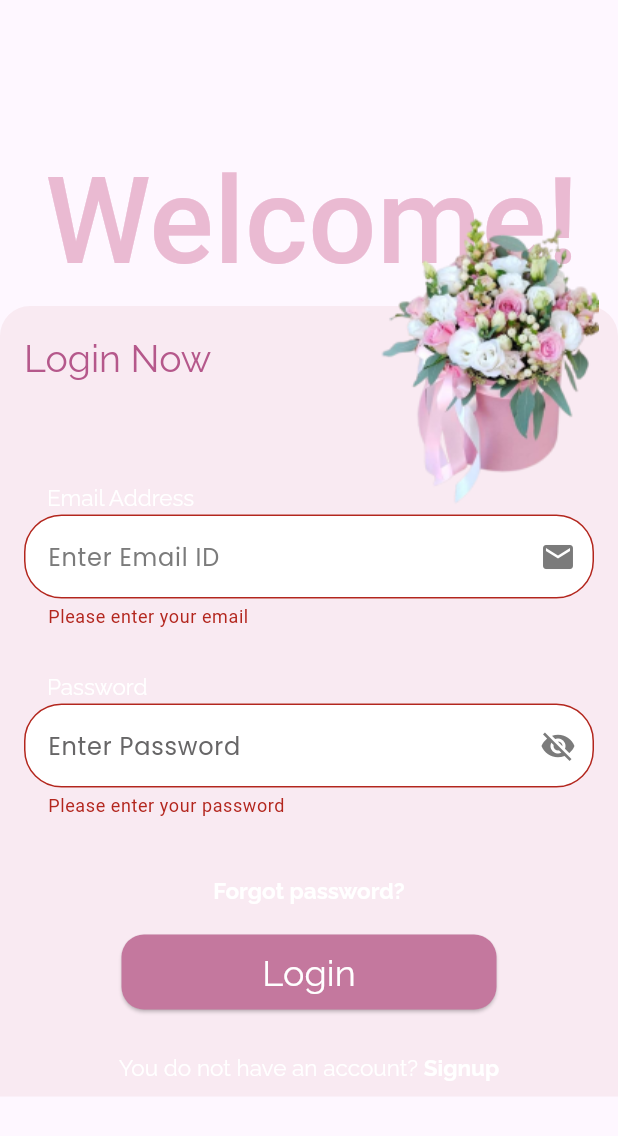
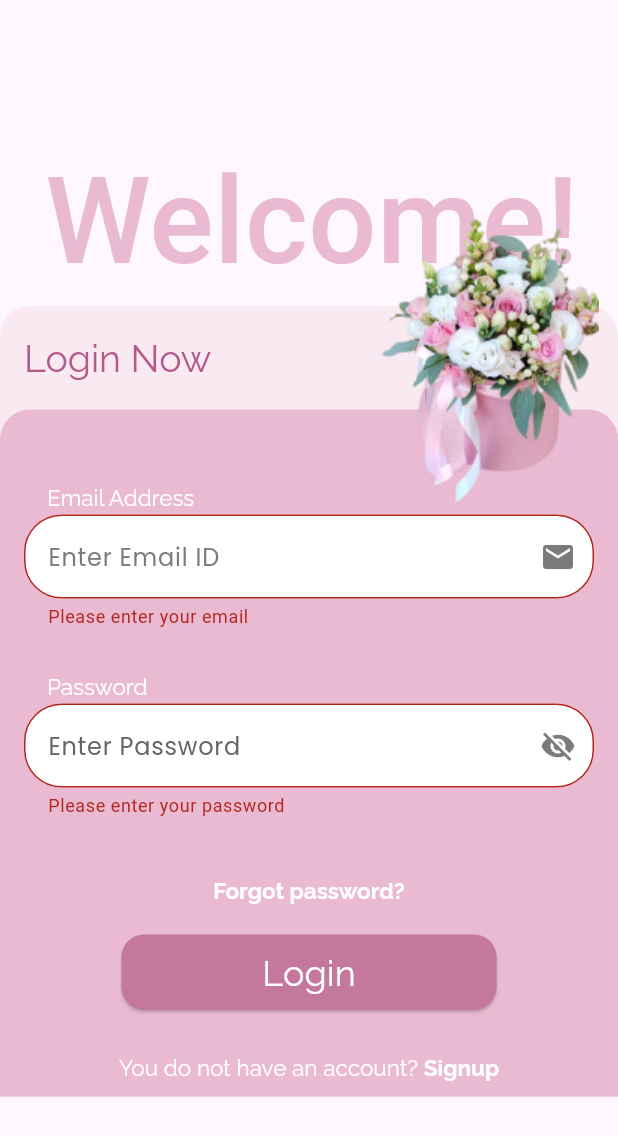
Before and after one commit to SelmaKhelili/wdding_organize_backend, a Flutter app: the Login screen opened by its route, after a tap on "Login", on a phone screen of 412 x 824 dp. Shown: the top 1136 px of the screen. Run offline on Flutter 3.47's test engine with Material 3 defaults, Android fonts, the phone set to English and light mode, and no system bars; our stand-ins replace google_fonts, shared_preferences, smooth_page_indicator, sqflite; accounts and stored records are empty; Roboto replaces fonts that are missing (Jomhuria).

Commit message:
Update login.dart

```diff
--- a/lib/presentation/views/screens/auth/login.dart
+++ b/lib/presentation/views/screens/auth/login.dart
@@ -1,12 +1,14 @@
 import 'package:flutter/material.dart';
 import 'package:google_fonts/google_fonts.dart';
+import 'package:shared_preferences/shared_preferences.dart';
 import 'package:zefeffete/data/datasources/account_ds.dart';
 import 'package:zefeffete/data/repositories/account_rep_impl.dart';
+import 'package:zefeffete/data_to_be_deleted/users.dart';
 import 'package:zefeffete/domain/usecases/login_toaccount_usecase.dart';
 import 'package:zefeffete/presentation/controllers/login_to_account_controller.dart';
 import 'package:zefeffete/presentation/views/screens/auth/signup.dart';
+import 'package:zefeffete/presentation/views/screens/profile/profile.dart';
 import 'package:zefeffete/presentation/views/screens/auth/changepassword.dart';
-import 'package:zefeffete/presentation/views/screens/profile/profile.dart';
 
 class Login extends StatefulWidget {
   static const String pageroute = '/login';
@@ -19,17 +21,16 @@ class Login extends StatefulWidget {
 
 class _LoginState extends State<Login> {
   final TextEditingController _loginemailController = TextEditingController();
-  final TextEditingController _loginpasswordController = TextEditingController();
+  final TextEditingController _loginpasswordController =
+  TextEditingController();
   final GlobalKey<FormState> _loginformkey = GlobalKey<FormState>();
   bool isObscurelogin = true;
   bool _isLoading = false;
-
   late final LoginController _loginController;
 
 @override
   void initState() {
     super.initState();
-
     // Initialize the controller with the use case
     final accountRepository = AccountRepositoryImpl(AccountDataSource());
     final loginUseCase = LoginUseCase(accountRepository);
@@ -61,7 +62,6 @@ class _LoginState extends State<Login> {
       }
     }
   }
-
   // Function to show an error dialog
   void _showErrorDialog(String message) {
     showDialog(
@@ -103,10 +103,13 @@ class _LoginState extends State<Login> {
                   ),
                 ),
               ),
+
+              // New container including Login Now and the form
               Container(
                 width: double.infinity,
                 decoration: const BoxDecoration(
-                    color: Color.fromARGB(255, 249, 234, 242),
+                  color: Color.fromARGB(
+                      255, 249, 234, 242), // Light pink background
                   borderRadius: BorderRadius.only(
                     topLeft: Radius.circular(20),
                     topRight: Radius.circular(20),
@@ -132,8 +135,18 @@ class _LoginState extends State<Login> {
                         ),
                       ),
                       const SizedBox(height: 20),
+                      // Form container
                       Form(
                         key: _loginformkey,
+                        child: Container(
+                          decoration: const BoxDecoration(
+                            color: Color.fromARGB(
+                                255, 234, 186, 210), // Background color
+                            borderRadius: BorderRadius.only(
+                              topLeft: Radius.circular(20),
+                              topRight: Radius.circular(20),
+                            ),
+                          ),
                           child: Padding(
                             padding: const EdgeInsets.only(left: 16, right: 16),
                             child: Column(
@@ -148,8 +161,12 @@ class _LoginState extends State<Login> {
                                     if (email == null || email.isEmpty) {
                                       return 'Please enter your email';
                                     }
-                                    if (!email.contains('@') || !email.contains('.')) {
+                                    if (!email.contains('@') ||
+                                        !email.contains('.')) {
                                       return 'Please enter a valid email';
+                                    }
+                                    if (!users.containsKey(email)) {
+                                      return 'This email is not registered';
                                     }
                                     return null;
                                   },
@@ -158,13 +175,16 @@ class _LoginState extends State<Login> {
                                       borderRadius: BorderRadius.circular(25.0),
                                     ),
                                     hintText: 'Enter Email ID',
-                                    hintStyle: GoogleFonts.poppins(color: const Color.fromARGB(255, 123, 123, 123)),
+                                    hintStyle: GoogleFonts.poppins(
+                                        color: const Color.fromARGB(
+                                            255, 123, 123, 123)),
                                     filled: true,
                                     fillColor: Colors.white,
                                     focusedBorder: OutlineInputBorder(
                                       borderRadius: BorderRadius.circular(25.0),
                                       borderSide: const BorderSide(
-                                        color: Color.fromARGB(255, 181, 88, 139),
+                                        color:
+                                            Color.fromARGB(255, 181, 88, 139),
                                         width: 2.0,
                                       ),
                                     ),
@@ -175,6 +195,7 @@ class _LoginState extends State<Login> {
                                   ),
                                 ),
                                 const SizedBox(height: 30),
+                                // Password input
                                 const Text('    Password'),
                                 const SizedBox(height: 2),
                                 TextFormField(
@@ -184,6 +205,14 @@ class _LoginState extends State<Login> {
                                     if (password == null || password.isEmpty) {
                                       return 'Please enter your password';
                                     }
+                                    if (users.containsKey(
+                                        _loginemailController.text)) {
+                                      if (users[_loginemailController.text]
+                                              ?['password'] !=
+                                          password) {
+                                        return 'Incorrect password';
+                                      }
+                                    }
                                     return null;
                                   },
                                   decoration: InputDecoration(
@@ -191,20 +220,26 @@ class _LoginState extends State<Login> {
                                       borderRadius: BorderRadius.circular(25.0),
                                     ),
                                     hintText: 'Enter Password',
-                                    hintStyle: GoogleFonts.poppins(color: const Color.fromARGB(255, 103, 102, 103)),
+                                    hintStyle: GoogleFonts.poppins(
+                                        color: const Color.fromARGB(
+                                            255, 103, 102, 103)),
                                     filled: true,
                                     fillColor: Colors.white,
                                     focusedBorder: OutlineInputBorder(
                                       borderRadius: BorderRadius.circular(25.0),
                                       borderSide: const BorderSide(
-                                        color: Color.fromARGB(255, 181, 88, 139),
+                                        color:
+                                            Color.fromARGB(255, 181, 88, 139),
                                         width: 2.0,
                                       ),
                                     ),
                                     suffixIcon: IconButton(
                                       icon: Icon(
-                                        isObscurelogin ? Icons.visibility_off : Icons.visibility,
-                                        color: const Color.fromARGB(255, 123, 123, 123),
+                                        isObscurelogin
+                                            ? Icons.visibility_off
+                                            : Icons.visibility,
+                                        color: const Color.fromARGB(
+                                            255, 123, 123, 123),
                                       ),
                                       onPressed: () {
                                         setState(() {
@@ -220,24 +255,30 @@ class _LoginState extends State<Login> {
                                     children: [
                                       GestureDetector(
                                         onTap: () {
-                                          Navigator.pushNamed(context, Changepassword.pageroute);
+                                          Navigator.pushNamed(context,
+                                              Changepassword.pageroute);
                                         },
                                         child: const Text(
                                           'Forgot password?',
                                           style: TextStyle(
-                                            color: Color.fromARGB(255, 255, 255, 255),
+                                            color: Color.fromARGB(
+                                                255, 255, 255, 255),
                                             fontWeight: FontWeight.bold,
                                           ),
                                         ),
                                       ),
                                       const SizedBox(height: 20),
                                       ElevatedButton(
-                                        onPressed: _login,
+                                        onPressed: () {
+                                          _login();
+                                        },
                                         style: ElevatedButton.styleFrom(
-                                          backgroundColor: const Color.fromARGB(255, 196, 120, 158),
+                                          backgroundColor: const Color.fromARGB(
+                                              255, 196, 120, 158),
                                           minimumSize: const Size(250, 50),
                                           shape: RoundedRectangleBorder(
-                                            borderRadius: BorderRadius.circular(15.0),
+                                            borderRadius: BorderRadius.circular(
+                                                15.0), // Reduce the border radius to 15
                                           ),
                                         ),
                                        child: _isLoading
@@ -257,12 +298,15 @@ class _LoginState extends State<Login> {
                                     const Text('You do not have an account? '),
                                     GestureDetector(
                                       onTap: () {
-                                        Navigator.pushNamed(context, Signup.pageroute);
+                                        // Navigating to Signup screen
+                                        Navigator.pushNamed(
+                                            context, Signup.pageroute);
                                       },
                                       child: const Text(
                                         'Signup',
                                         style: TextStyle(
-                                          color: Color.fromARGB(255, 255, 255, 255),
+                                          color: Color.fromARGB(
+                                              255, 255, 255, 255),
                                           fontWeight: FontWeight.bold,
                                         ),
                                       ),
@@ -271,6 +315,7 @@ class _LoginState extends State<Login> {
                                 ),
                                 const SizedBox(height: 10),
                               ],
+                            ),
                           ),
                         ),
                       ),
@@ -291,7 +336,6 @@ class _LoginState extends State<Login> {
           ),
         ],
       ),
-      ),
-    );
+    ));
   }
 }
```
Lines whose indentation alone changed are shown as unchanged.
